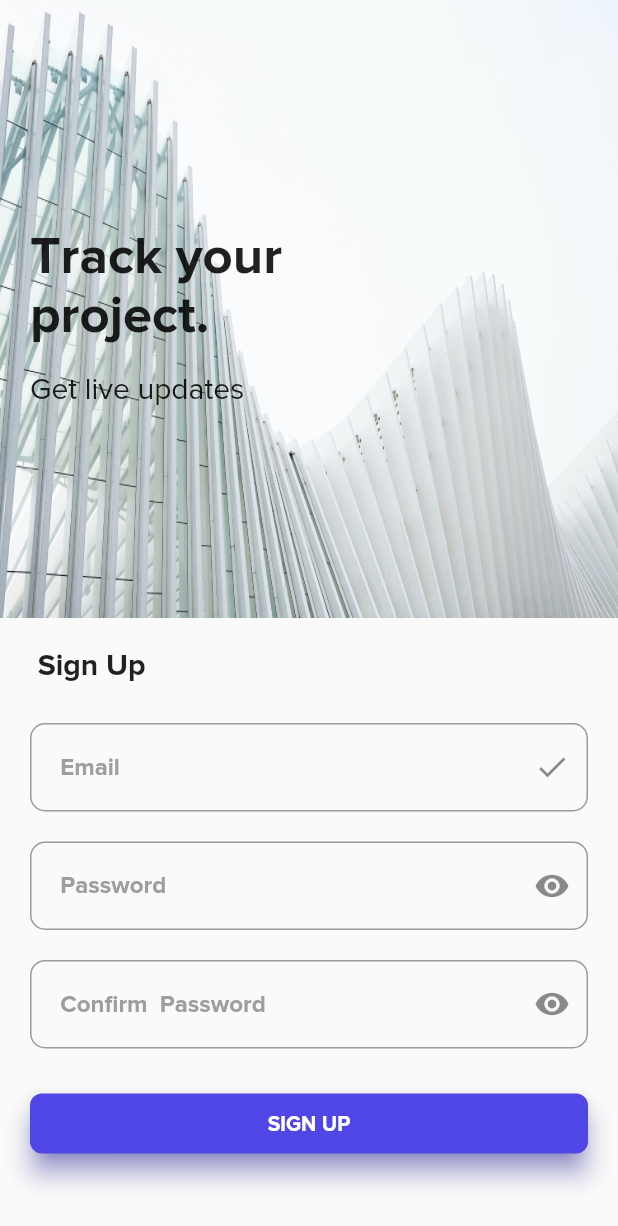
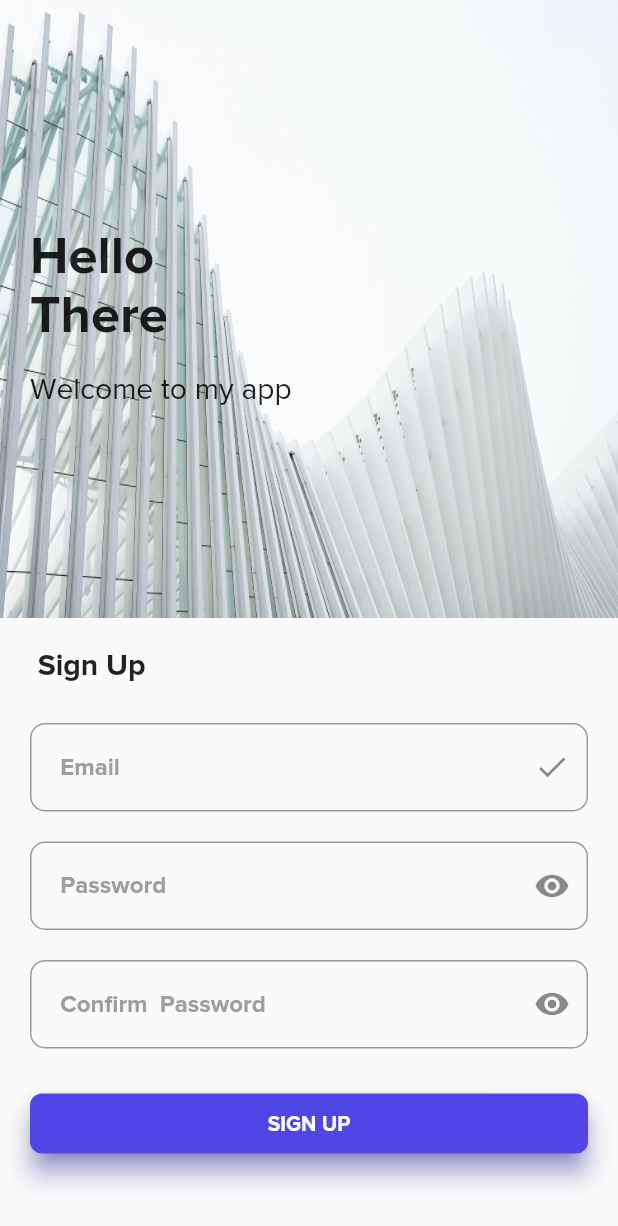
Before and after one commit to shubham0809200/Welcome-Login-SignUp, a Flutter app: the screen it shows after launch, after a tap on "Get Started", after a tap on "SIGN UP", on a phone screen of 412 x 824 dp. Shown: the top 1226 px of the screen. Run offline on Flutter 3.47's test engine with Material 2 defaults, Android fonts, the phone set to English and light mode, and no system bars.

Commit message:
made some changed

```diff
--- a/lib/login.dart
+++ b/lib/login.dart
@@ -52,16 +52,7 @@ class _MyHomePageLoginState extends State<MyHomePageLogin> {
                   crossAxisAlignment: CrossAxisAlignment.start,
                   children: const [
                     Text(
-                      'Track your',
-                      textAlign: TextAlign.left,
-                      style: TextStyle(
-                        fontFamily: 'proxima',
-                        fontSize: 35.0,
-                        fontWeight: FontWeight.bold,
-                      ),
-                    ),
-                    Text(
-                      'project.',
+                      'Hello \nThere',
                       textAlign: TextAlign.left,
                       style: TextStyle(
                         fontFamily: 'proxima',
@@ -71,7 +62,7 @@ class _MyHomePageLoginState extends State<MyHomePageLogin> {
                     ),
                     SizedBox(height: 20),
                     Text(
-                      'Get live updates',
+                      'Welcome to my app',
                       style: TextStyle(
                         fontFamily: 'proxima',
                         fontSize: 20.0,
--- a/lib/sign_up_page.dart
+++ b/lib/sign_up_page.dart
@@ -52,16 +52,7 @@ class _MyHomePageLoginState extends State<MyHomePageLogin> {
                   crossAxisAlignment: CrossAxisAlignment.start,
                   children: const [
                     Text(
-                      'Track your',
-                      textAlign: TextAlign.left,
-                      style: TextStyle(
-                        fontFamily: 'proxima',
-                        fontSize: 35.0,
-                        fontWeight: FontWeight.bold,
-                      ),
-                    ),
-                    Text(
-                      'project.',
+                      'Hello \nThere',
                       textAlign: TextAlign.left,
                       style: TextStyle(
                         fontFamily: 'proxima',
@@ -71,7 +62,7 @@ class _MyHomePageLoginState extends State<MyHomePageLogin> {
                     ),
                     SizedBox(height: 20),
                     Text(
-                      'Get live updates',
+                      'Welcome to my app',
                       style: TextStyle(
                         fontFamily: 'proxima',
                         fontSize: 20.0,
--- a/lib/splash_screen.dart
+++ b/lib/splash_screen.dart
@@ -38,7 +38,7 @@ class _SplashScreenState extends State<SplashScreen> {
                   ),
                   const SizedBox(height: 10),
                   Text(
-                    'Track your project progress',
+                    'Example Login Sign-Up page',
                     style: TextStyle(
                       fontSize: 20.0,
                       fontWeight: FontWeight.w600,
```
Also changed, not shown: assets/flutter_01.png (added), assets/flutter_02.png (added), assets/flutter_03.png (added).
